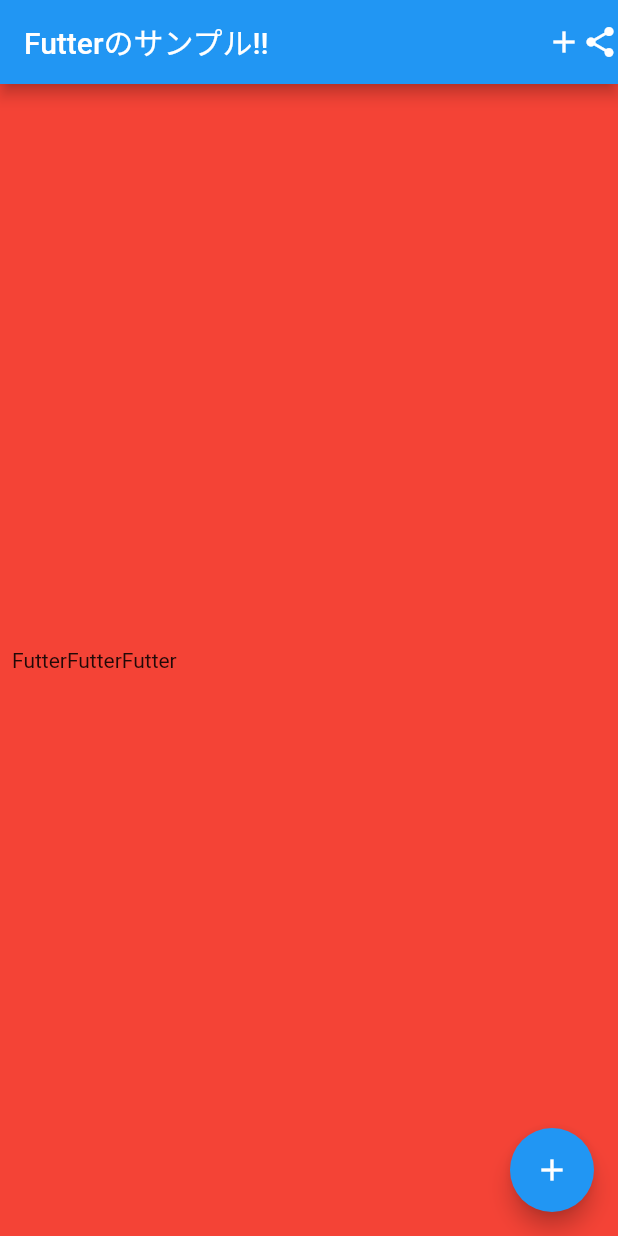
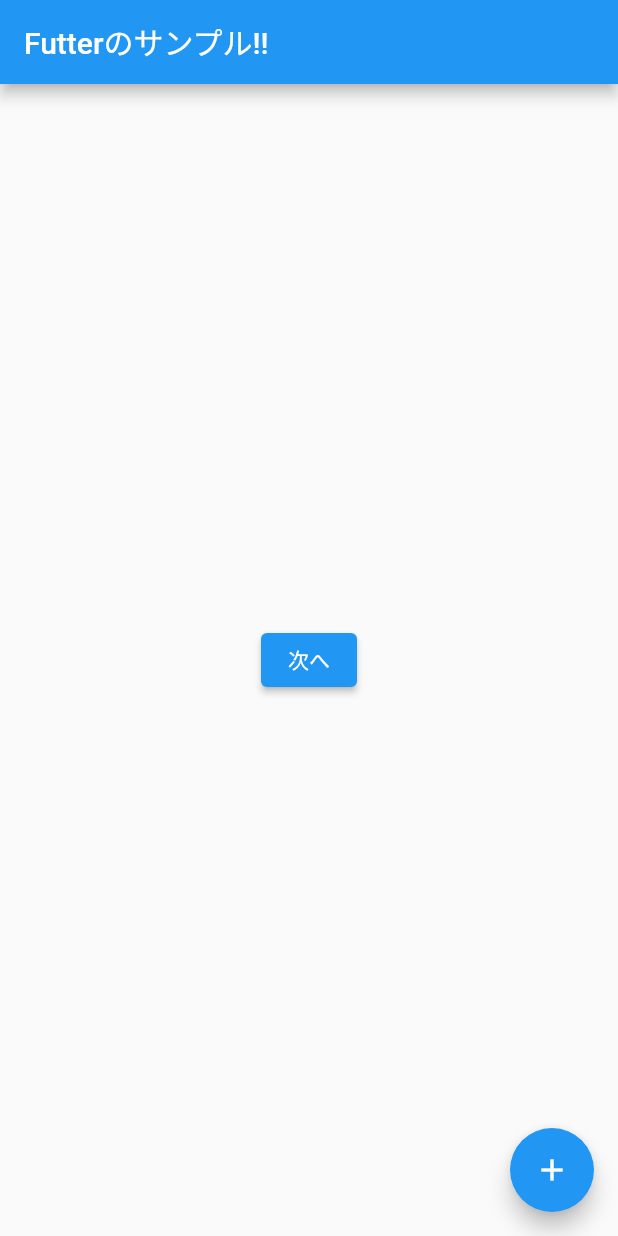
Before and after one commit to Ka-zu-ma/FlutterSample, a Flutter app: the screen it shows after launch, on a phone screen of 412 x 824 dp. Run offline on Flutter 3.47's test engine with Material 2 defaults, Android fonts, the phone set to English and light mode, and no system bars.

Commit message:
遷移先画面クラスファイル追加、画面遷移処理実装

```diff
--- a/flutter_sample/lib/main.dart
+++ b/flutter_sample/lib/main.dart
@@ -1,4 +1,5 @@
 import 'package:flutter/material.dart';
+import 'package:flutter_sample/next_page.dart';
 
 void main() {
   runApp(const MyApp());
@@ -15,7 +16,7 @@ class MyApp extends StatelessWidget {
       theme: ThemeData(
         primarySwatch: Colors.blue,
       ),
-      home: const MyHomePage(title: 'Flutter Demo Home Page'),
+      home: MyHomePage(title: "Flutter Demo Home Page",)
     );
   }
 }
@@ -49,25 +50,22 @@ class _MyHomePageState extends State<MyHomePage> {
       appBar: AppBar(
         // Here we take the value from the MyHomePage object that was created by
         // the App.build method, and use it to set our appbar title.
-        title: Text("Futterのサンプル!!"),
-        actions: <Widget>[
-          Icon(Icons.add),
-          Icon(Icons.share),
-        ],
+        title: Text("Futterのサンプル!!")
       ),
-      body: Container(
-        height: double.infinity,
-        color: Colors.red,
-        child: Padding(
-          padding: const EdgeInsets.all(8),
-          child: Row(
-            children: <Widget>[
-              Text('Futter'),
-              Text('Futter'),
-              Text('Futter'),
-            ],
+      body: Center(
+        child: ElevatedButton(
+          onPressed: () {
+            // ここに押したら反応する
+            // 画面遷移のコード
+            Navigator.push(
+              context,
+              MaterialPageRoute(builder: (context) => NextPage(),),
+            );
+          },
+          child: Text(
+            "次へ",
           ),
-        ),
+        )
       ),
       floatingActionButton: FloatingActionButton(
         onPressed: _incrementCounter,
```
Also changed, not shown: flutter_sample/lib/next_page.dart (added, +28 -0 lines).
